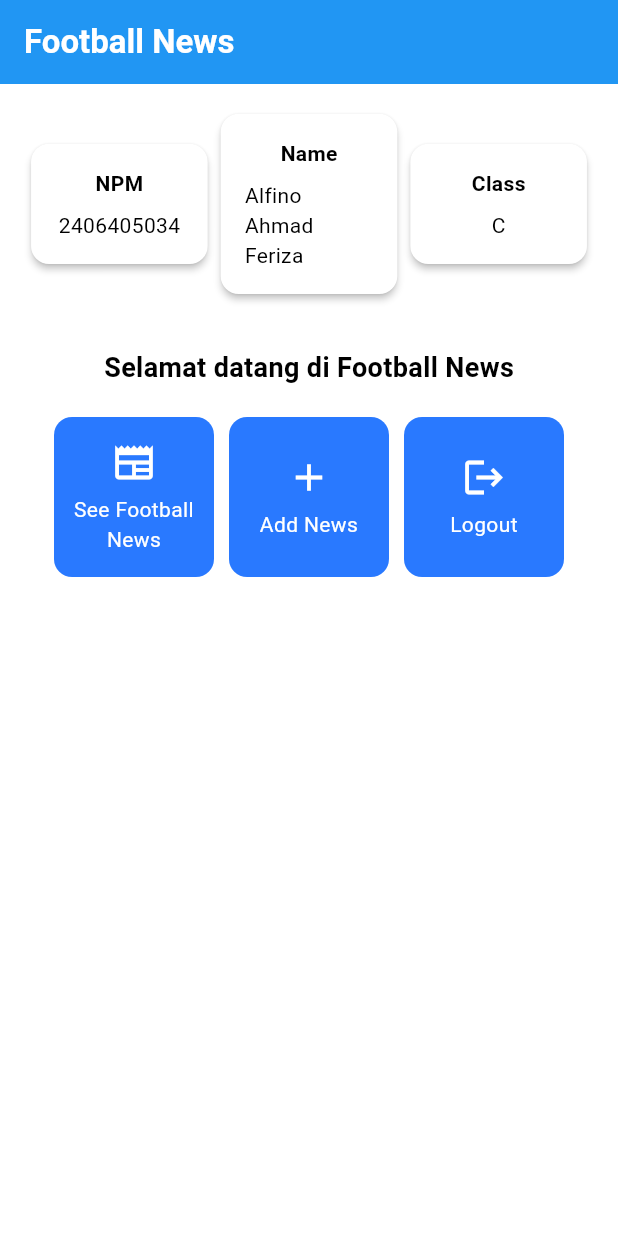
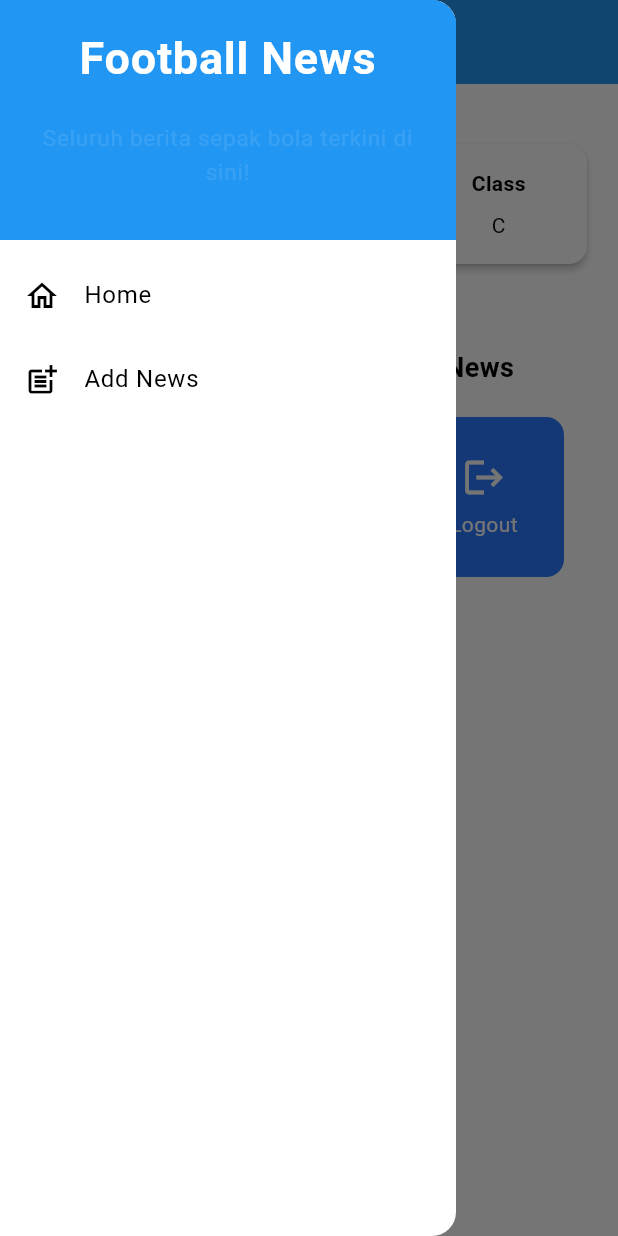
Before and after one commit to alfino157/football-news-mobile, a Flutter app: the screen it shows after launch, with the side drawer open (before the commit the screen has no drawer), on a phone screen of 412 x 824 dp. Run offline on Flutter 3.47's test engine with Material 3 defaults, Android fonts, the phone set to English and light mode, and no system bars.

Commit message:
Menyelesaikan tutorial 7

```diff
--- a/football_news/lib/main.dart
+++ b/football_news/lib/main.dart
@@ -1,5 +1,5 @@
 import 'package:flutter/material.dart';
-import 'package:football_news/menu.dart';
+import 'package:football_news/screens/menu.dart';
 
 void main() {
   runApp(const MyApp());
--- a/football_news/lib/menu.dart
+++ b/football_news/lib/screens/menu.dart
@@ -1,4 +1,9 @@
 import 'package:flutter/material.dart';
+import 'package:football_news/screens/newslist_form.dart';
+// Import drawer widget
+import 'package:football_news/widgets/left_drawer.dart';
+
+import 'package:football_news/widgets/news_card.dart';
 
 class MyHomePage extends StatelessWidget {
     MyHomePage({super.key}); //sudah ada pada code sebelumnya
@@ -30,6 +35,7 @@ class MyHomePage extends StatelessWidget {
         // Warna latar belakang AppBar diambil dari skema warna tema aplikasi.
         backgroundColor: Theme.of(context).colorScheme.primary,
       ),
+      drawer: LeftDrawer(),
       // Body halaman dengan padding di sekelilingnya.
       body: Padding(
         padding: const EdgeInsets.all(16.0),
@@ -155,8 +161,15 @@ class ItemCard extends StatelessWidget {
           ScaffoldMessenger.of(context)
             ..hideCurrentSnackBar()
             ..showSnackBar(
-              SnackBar(content: Text("Kamu telah menekan tombol ${item.name}!"))
-            );
+              SnackBar(content: Text("Kamu telah menekan tombol ${item.name}!")));
+            // Navigate ke route yang sesuai (tergantung jenis tombol)
+          if (item.name == "Tambah Berita") {
+            // TODO: Gunakan Navigator.push untuk melakukan navigasi ke MaterialPageRoute yang mencakup NewsFormPage.
+            Navigator.push(
+              context,
+              MaterialPageRoute(builder: (context) => NewsFormPage()
+            ));
+          }
         },
         // Container untuk menyimpan Icon dan Text
         child: Container(
@@ -184,5 +197,4 @@ class ItemCard extends StatelessWidget {
       ),
     );
   }
-
 }
--- /dev/null
+++ b/football_news/lib/widgets/left_drawer.dart
@@ -0,0 +1,67 @@
+import 'package:flutter/material.dart';
+import 'package:football_news/screens/menu.dart';
+// TODO: Impor halaman NewsFormPage jika sudah dibuat
+import 'package:football_news/screens/newslist_form.dart';
+
+class LeftDrawer extends StatelessWidget {
+  const LeftDrawer({super.key});
+
+  @override
+  Widget build(BuildContext context) {
+    return Drawer(
+      child: ListView(
+        children: [
+          const DrawerHeader(
+            decoration: BoxDecoration(
+              color: Colors.blue,
+            ),
+            child: Column(
+              children: [
+                Text(
+                  'Football News',
+                  textAlign: TextAlign.center,
+                  style: TextStyle(
+                    fontSize: 30,
+                    fontWeight: FontWeight.bold,
+                    color: Colors.white,
+                  ),
+                ),
+                Padding(padding: EdgeInsets.all(10)),
+                Text("Seluruh berita sepak bola terkini di sini!",
+                    // TODO: Tambahkan gaya teks dengan center alignment, font ukuran 15, warna putih, dan weight biasa
+                    style: TextStyle(fontSize: 15, color: Colors.white10, fontWeight: FontWeight.normal),
+                    textAlign: TextAlign.center,
+                    ),
+              ],
+            ),
+          ),
+          // TODO: Bagian routing
+            ListTile(
+              leading: const Icon(Icons.home_outlined),
+              title: const Text('Home'),
+              // Bagian redirection ke MyHomePage
+              onTap: () {
+                Navigator.pushReplacement(
+                    context,
+                    MaterialPageRoute(
+                      builder: (context) => MyHomePage(),
+                    ));
+              },
+            ),
+            ListTile(
+              leading: const Icon(Icons.post_add),
+              title: const Text('Add News'),
+              // Bagian redirection ke NewsFormPage
+              onTap: () {
+                Navigator.push(
+                  context,
+                  MaterialPageRoute(
+                    builder: (context) => NewsFormPage(),
+                    ));
+              },
+            ),
+        ],
+      ),
+    );
+  }
+}
```
Also changed, not shown: football_news/lib/screens/newslist_form.dart (added, +215 -0 lines), football_news/lib/widgets/news_card.dart (added, +62 -0 lines).
